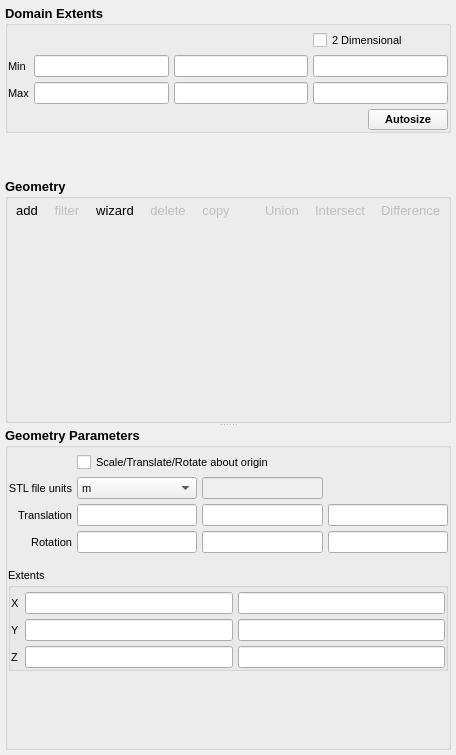
This is mfixgui/uifiles/geometry.ui in truongd8593/mfix as Qt 5 draws it before an edit. The edited form follows.
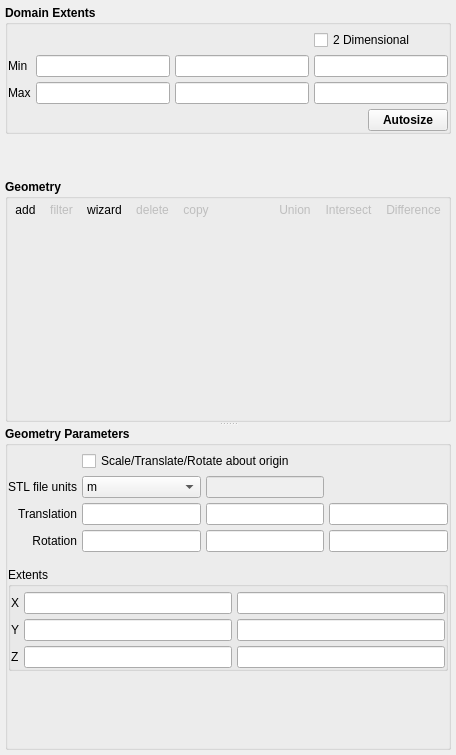
This is the edited form. Custom widgets are drawn as their Qt base class.

Commit message: remove hardcoded font size

Diff of the .ui file:
```diff
--- a/mfixgui/uifiles/geometry.ui
+++ b/mfixgui/uifiles/geometry.ui
@@ -21,7 +21,6 @@
     <widget class="QGroupBox" name="groupBox">
      <property name="font">
       <font>
-       <pointsize>10</pointsize>
        <weight>75</weight>
        <bold>true</bold>
       </font>
@@ -52,7 +51,6 @@
        <widget class="CheckBox" name="checkbox_keyword_no_k">
         <property name="font">
          <font>
-          <pointsize>8</pointsize>
           <weight>50</weight>
           <bold>false</bold>
          </font>
@@ -66,7 +64,6 @@
        <widget class="QLabel" name="label_26">
         <property name="font">
          <font>
-          <pointsize>8</pointsize>
           <weight>50</weight>
           <bold>false</bold>
          </font>
@@ -83,7 +80,6 @@
         </property>
         <property name="font">
          <font>
-          <pointsize>8</pointsize>
           <weight>50</weight>
           <bold>false</bold>
          </font>
@@ -100,7 +96,6 @@
         </property>
         <property name="font">
          <font>
-          <pointsize>8</pointsize>
           <weight>50</weight>
           <bold>false</bold>
          </font>
@@ -117,7 +112,6 @@
         </property>
         <property name="font">
          <font>
-          <pointsize>8</pointsize>
           <weight>50</weight>
           <bold>false</bold>
          </font>
@@ -131,7 +125,6 @@
        <widget class="QLabel" name="label_27">
         <property name="font">
          <font>
-          <pointsize>8</pointsize>
           <weight>50</weight>
           <bold>false</bold>
          </font>
@@ -145,7 +138,6 @@
        <widget class="LineEdit" name="lineedit_keyword_x_max">
         <property name="font">
          <font>
-          <pointsize>8</pointsize>
           <weight>50</weight>
           <bold>false</bold>
          </font>
@@ -156,7 +148,6 @@
        <widget class="LineEdit" name="lineedit_keyword_y_max">
         <property name="font">
          <font>
-          <pointsize>8</pointsize>
           <weight>50</weight>
           <bold>false</bold>
          </font>
@@ -167,7 +158,6 @@
        <widget class="LineEdit" name="lineedit_keyword_z_max">
         <property name="font">
          <font>
-          <pointsize>8</pointsize>
           <weight>50</weight>
           <bold>false</bold>
          </font>
@@ -204,11 +194,6 @@
          </item>
          <item>
           <widget class="QPushButton" name="pushbutton_mesh_autosize">
-           <property name="font">
-            <font>
-             <pointsize>8</pointsize>
-            </font>
-           </property>
            <property name="text">
             <string>Autosize</string>
            </property>
@@ -247,7 +232,6 @@
      <widget class="QGroupBox" name="groupBox_2">
       <property name="font">
        <font>
-        <pointsize>10</pointsize>
         <weight>75</weight>
         <bold>true</bold>
        </font>
@@ -527,7 +511,6 @@
      <widget class="QGroupBox" name="groupBoxGeometryParameters">
       <property name="font">
        <font>
-        <pointsize>10</pointsize>
         <weight>75</weight>
         <bold>true</bold>
        </font>
@@ -558,7 +541,6 @@
         <widget class="QStackedWidget" name="stackedWidgetGeometryDetails">
          <property name="font">
           <font>
-           <pointsize>8</pointsize>
            <weight>50</weight>
            <bold>false</bold>
           </font>
```
